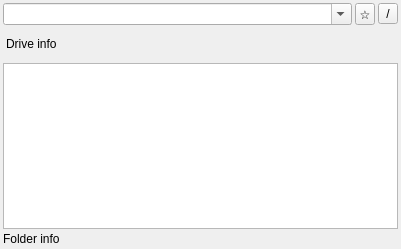
Qt form qt-app/src/panel/cpanelwidget.ui (VioletGiraffe/file-commander) before a commit.
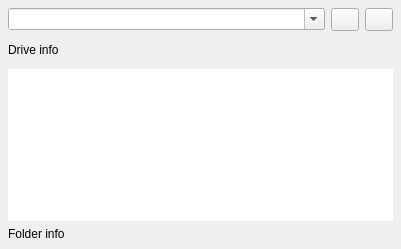
The same form after that commit. Custom widgets are drawn as their Qt base class.

Diff of the .ui file:
```diff
--- a/qt-app/src/panel/cpanelwidget.ui
+++ b/qt-app/src/panel/cpanelwidget.ui
@@ -15,24 +15,24 @@
   </property>
   <layout class="QVBoxLayout" name="verticalLayout">
    <property name="spacing">
-    <number>3</number>
+    <number>6</number>
    </property>
    <property name="leftMargin">
-    <number>3</number>
+    <number>8</number>
    </property>
    <property name="topMargin">
-    <number>3</number>
+    <number>8</number>
    </property>
    <property name="rightMargin">
-    <number>3</number>
+    <number>8</number>
    </property>
    <property name="bottomMargin">
-    <number>3</number>
+    <number>8</number>
    </property>
    <item>
     <layout class="QHBoxLayout" name="horizontalLayout" stretch="0,0,0">
      <property name="spacing">
-      <number>3</number>
+      <number>6</number>
      </property>
      <item>
       <widget class="CHistoryComboBox" name="_pathNavigator">
@@ -56,20 +56,20 @@
      <item>
       <widget class="QToolButton" name="_btnFavs">
        <property name="sizePolicy">
-        <sizepolicy hsizetype="Minimum" vsizetype="Fixed">
+        <sizepolicy hsizetype="Minimum" vsizetype="Preferred">
          <horstretch>0</horstretch>
          <verstretch>0</verstretch>
         </sizepolicy>
        </property>
        <property name="minimumSize">
         <size>
-         <width>20</width>
+         <width>28</width>
          <height>0</height>
         </size>
        </property>
        <property name="maximumSize">
         <size>
-         <width>20</width>
+         <width>28</width>
          <height>16777215</height>
         </size>
        </property>
@@ -79,28 +79,25 @@
        <property name="toolTip">
         <string>Bookmarked locations</string>
        </property>
-       <property name="text">
-        <string>☆</string>
-       </property>
       </widget>
      </item>
      <item>
       <widget class="QToolButton" name="_btnToRoot">
        <property name="sizePolicy">
-        <sizepolicy hsizetype="Minimum" vsizetype="Fixed">
+        <sizepolicy hsizetype="Minimum" vsizetype="Preferred">
          <horstretch>0</horstretch>
          <verstretch>0</verstretch>
         </sizepolicy>
        </property>
        <property name="minimumSize">
         <size>
-         <width>20</width>
+         <width>28</width>
          <height>0</height>
         </size>
        </property>
        <property name="maximumSize">
         <size>
-         <width>20</width>
+         <width>28</width>
          <height>16777215</height>
         </size>
        </property>
@@ -110,9 +107,6 @@
        <property name="toolTip">
         <string>Go to drive root</string>
        </property>
-       <property name="text">
-        <string>/</string>
-       </property>
       </widget>
      </item>
     </layout>
@@ -128,10 +122,6 @@
        <height>0</height>
       </size>
      </property>
-     <property name="styleSheet">
-      <string notr="true">margin-top:6 dp;
-margin-bottom:6 dp</string>
-     </property>
      <property name="text">
       <string>Drive info</string>
      </property>
@@ -152,6 +142,9 @@
      <property name="contextMenuPolicy">
       <enum>Qt::CustomContextMenu</enum>
      </property>
+     <property name="frameShape">
+      <enum>QFrame::NoFrame</enum>
+     </property>
      <property name="horizontalScrollBarPolicy">
       <enum>Qt::ScrollBarAlwaysOff</enum>
      </property>
```
